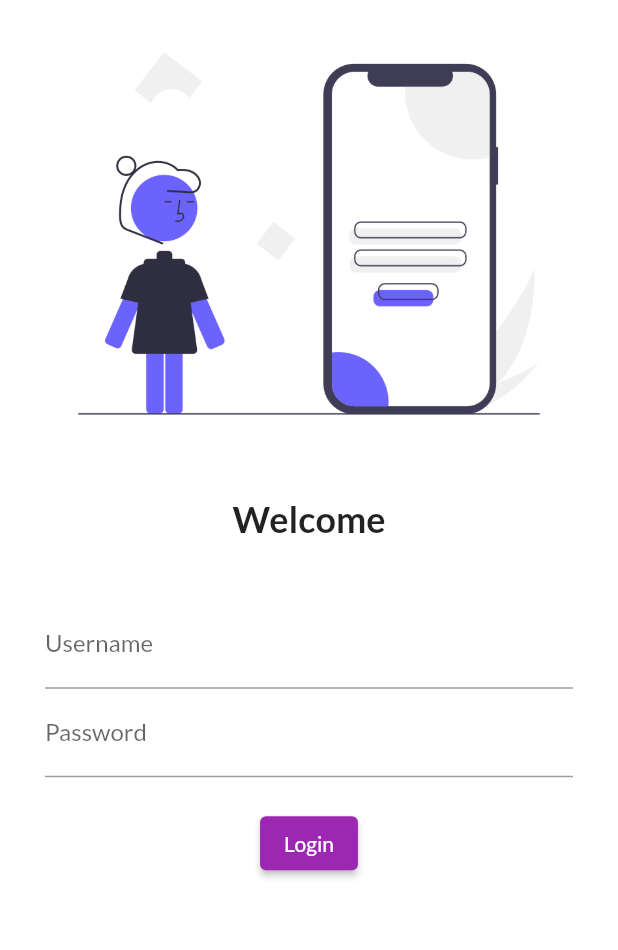
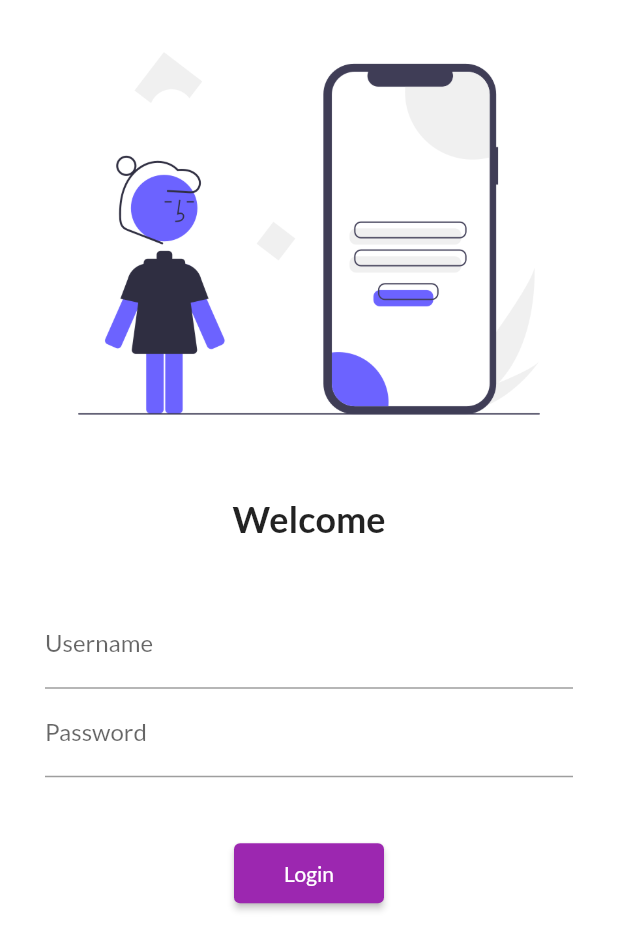
Before and after one commit to BitVaibhav/CatalogApp, a Flutter app: the screen it shows after launch, on a phone screen of 412 x 824 dp. Shown: the top 950 px of the screen. Run offline on Flutter 3.47's test engine with Material 2 defaults, Android fonts, the phone set to English and light mode, and no system bars; our stand-ins replace google_fonts.

Commit message:
day-5 completed

```diff
--- a/lib/Pages/login_page.dart
+++ b/lib/Pages/login_page.dart
@@ -1,4 +1,5 @@
 import 'package:flutter/material.dart';
+import 'package:flutter_application_1/utils/routes.dart';
 
 class LoginPage extends StatelessWidget {
   const LoginPage({Key? key}) : super(key: key);
@@ -7,6 +8,7 @@ class LoginPage extends StatelessWidget {
   Widget build(BuildContext context) {
     return Material(
       color: Colors.white,
+      child: SingleChildScrollView(
         child: Column(
           children: [
             Image.asset(
@@ -37,12 +39,13 @@ class LoginPage extends StatelessWidget {
                     ),
                   ),
                   SizedBox(
-                  height: 20,
+                    height: 40,
                   ),
                   ElevatedButton(
                     child: Text("Login"),
+                    style: TextButton.styleFrom(minimumSize: Size(100.0, 40.0)),
                     onPressed: () {
-                    print("button pressed");
+                      Navigator.pushNamed(context, MyRoute.homeRoute);
                     },
                   )
                 ],
@@ -50,6 +53,7 @@ class LoginPage extends StatelessWidget {
             )
           ],
         ),
+      ),
     );
   }
 }
--- a/lib/main.dart
+++ b/lib/main.dart
@@ -1,6 +1,7 @@
 import 'package:flutter/material.dart';
 import 'package:flutter_application_1/Pages/home_page.dart';
 import 'package:flutter_application_1/Pages/login_page.dart';
+import 'package:flutter_application_1/utils/routes.dart';
 import 'package:google_fonts/google_fonts.dart';
 
 void main() {
@@ -13,6 +14,7 @@ class MyApp extends StatelessWidget {
   @override
   Widget build(BuildContext context) {
     return MaterialApp(
+      debugShowCheckedModeBanner: false,
       themeMode: ThemeMode.light,
       theme: ThemeData(
         primarySwatch: Colors.purple,
@@ -24,8 +26,8 @@ class MyApp extends StatelessWidget {
       initialRoute: "/",
       routes: {
         "/" : (context) => LoginPage(),
-        "/home" : (context) => HomePage(),
-        "/login": (context) => LoginPage(),
+        MyRoute.homeRoute : (context) => HomePage(),
+        MyRoute.loginRoute: (context) => LoginPage(),
         }
     );
   }
--- /dev/null
+++ b/lib/utils/routes.dart
@@ -0,0 +1,4 @@
+class MyRoute {
+  static String loginRoute = "/login";
+  static String homeRoute = "/home";
+}
```
Lines whose indentation alone changed are shown as unchanged.
